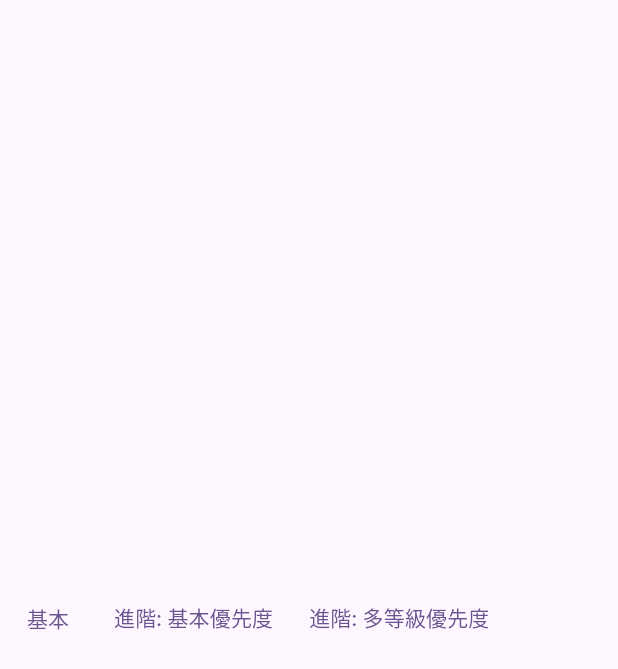
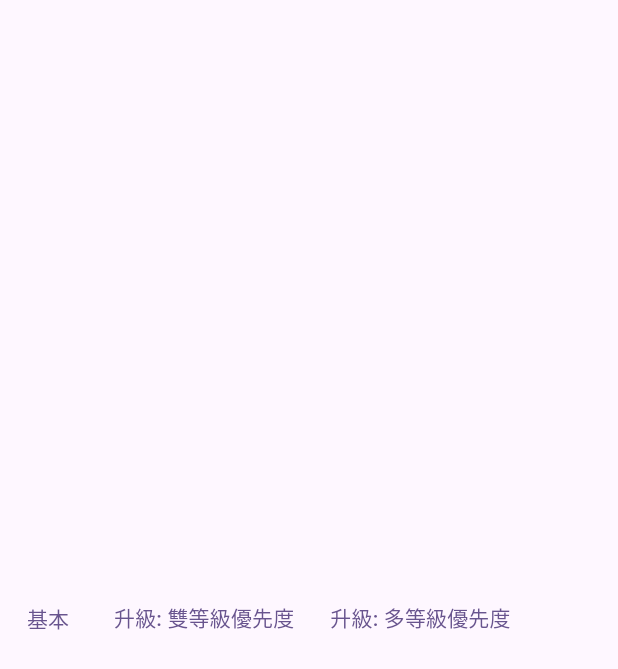
Before and after one commit to w830207/in_order, a Flutter app: the screen it shows after launch, on a phone screen of 412 x 824 dp. Shown: the top 669 px of the screen. Run offline on Flutter 3.47's test engine with Material 2 defaults, Android fonts, the phone set to English and light mode, and no system bars; our stand-ins replace bot_toast.

Commit message:
微調描述

```diff
--- a/lib/home.dart
+++ b/lib/home.dart
@@ -32,7 +32,7 @@ class HomePage extends StatelessWidget {
                   }),
                 );
               },
-              child: const Text("進階: 基本優先度"),
+              child: const Text("升級: 雙等級優先度"),
             ),
             TextButton(
               onPressed: () {
@@ -43,7 +43,7 @@ class HomePage extends StatelessWidget {
                   }),
                 );
               },
-              child: const Text("進階: 多等級優先度"),
+              child: const Text("升級: 多等級優先度"),
             ),
           ],
         ),
--- a/lib/services/popup_service1.dart
+++ b/lib/services/popup_service1.dart
@@ -24,7 +24,7 @@ class PopupService1 {
   popup() {
     _push(() {
       BotToast.showSimpleNotification(
-        title: "low",
+        title: "pop",
         onClose: _pop,
       );
     });
```
